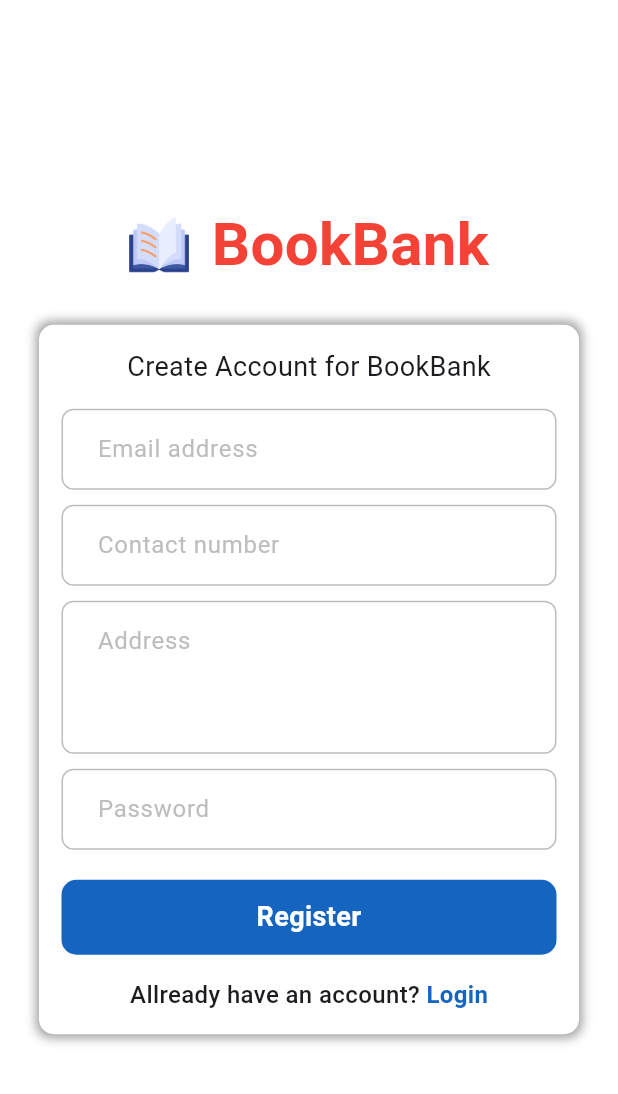
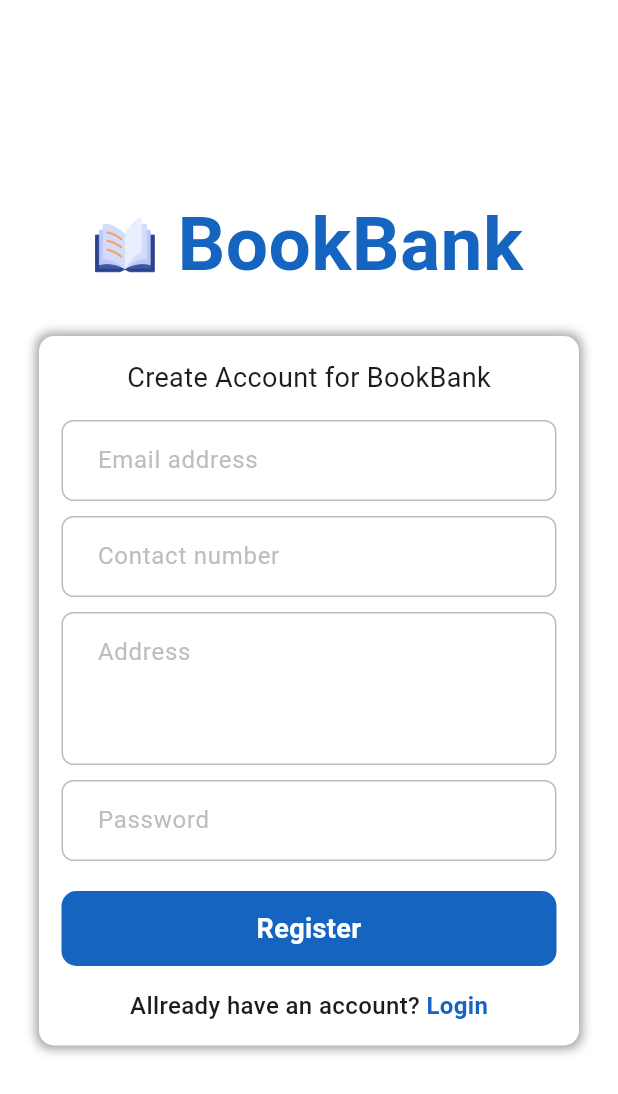
Before and after one commit to IleVaibhav/assignment_CentraLogic, a Flutter app: the screen it shows after launch, after a tap on "Register", on a phone screen of 412 x 824 dp. Shown: the top 1094 px of the screen. Run offline on Flutter 3.47's test engine with Material 3 defaults, Android fonts, the phone set to English and light mode, and no system bars.

Commit message:
First commit

```diff
--- a/lib/authentication/login.dart
+++ b/lib/authentication/login.dart
@@ -34,7 +34,7 @@ class _LoginScreenState extends State<LoginScreen> {
                   children: [
                     Image.asset(
                       'asset/images/logo.png',
-                      height: 40,
+                      height: 50,
                       fit: BoxFit.fitHeight
                     ),
                     const SizedBox(
@@ -46,7 +46,7 @@ class _LoginScreenState extends State<LoginScreen> {
                       style: TextStyle(
                         fontSize: 40,
                         fontWeight: FontWeight.bold,
-                        color: CommonData.bgColor
+                        color: Colors.blue.shade800
                       )
                     )
                   ],
--- a/lib/authentication/register.dart
+++ b/lib/authentication/register.dart
@@ -46,9 +46,9 @@ class _RegisterScreenState extends State<RegisterScreen> {
                     Text(
                       'BookBank',
                       style: TextStyle(
-                        fontSize: 40,
+                        fontSize: 50,
                         fontWeight: FontWeight.bold,
-                        color: CommonData.bgColor
+                        color: Colors.blue.shade800
                       )
                     )
                   ],
--- a/lib/home/screens/all_books.dart
+++ b/lib/home/screens/all_books.dart
@@ -72,7 +72,7 @@ class AllBooks extends StatelessWidget {
                   "\$${allBooks[index].price}",
                   style: TextStyle(
                     fontSize: 17,
-                    color: CommonData.bgColor,
+                    color: Colors.blue.shade800,
                     fontWeight: FontWeight.w700
                   )
                 )
--- a/lib/splash_screen.dart
+++ b/lib/splash_screen.dart
@@ -37,7 +37,9 @@ class _SplashScreenState extends State<SplashScreen> {
             const Spacer(),
 
             Image.asset(
-              'asset/images/logo.png'
+              'asset/images/logo.png',
+              height: 100,
+              width: 100
             ),
 
             const SizedBox(
```
